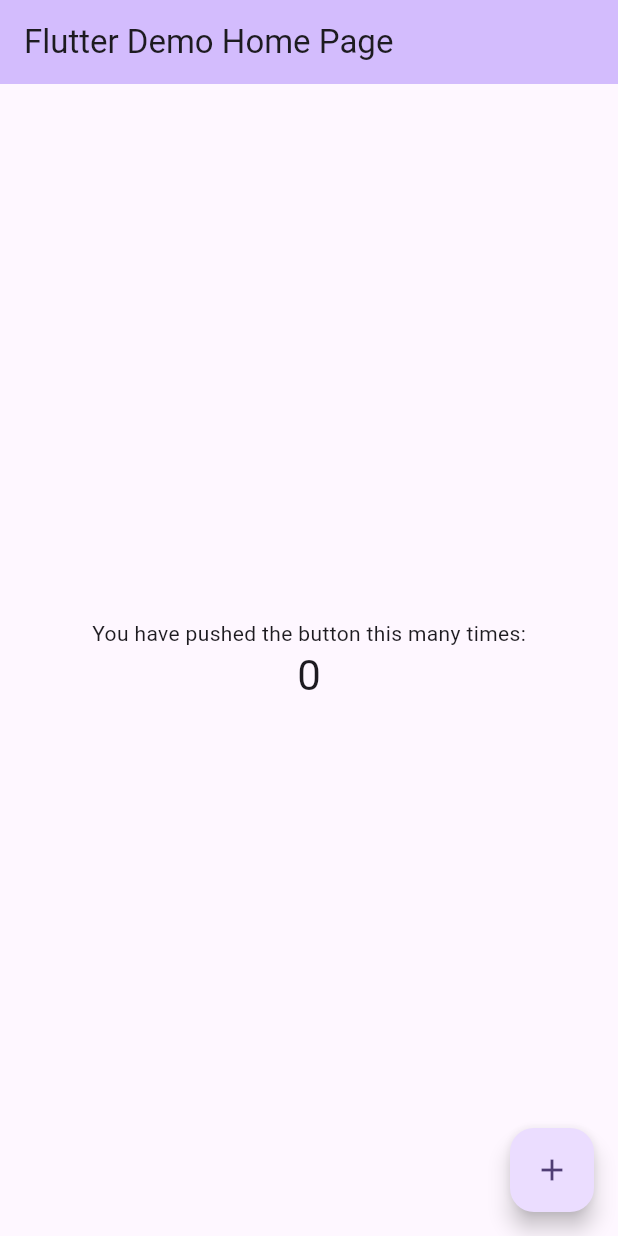
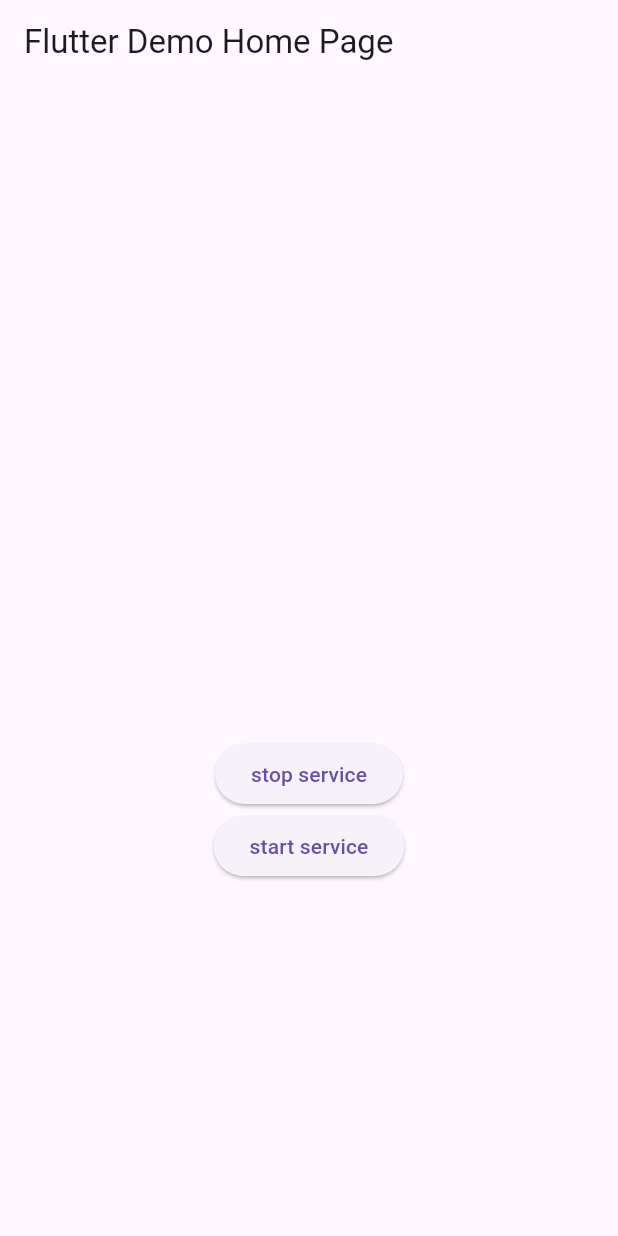
Before and after one commit to jzelAdmin2006/ios_background_demo, a Flutter app: the screen it shows after launch, on a phone screen of 412 x 824 dp. Run offline on Flutter 3.47's test engine with Material 3 defaults, Android fonts, the phone set to English and light mode, and no system bars; our stand-ins replace flutter_local_notifications; missing offline and left inert: flutter_background_service.

Commit message:
create demo

```diff
--- a/lib/main.dart
+++ b/lib/main.dart
@@ -1,7 +1,97 @@
+import 'dart:async';
+import 'dart:io';
+import 'dart:ui';
+
 import 'package:flutter/material.dart';
+import 'package:flutter_background_service/flutter_background_service.dart';
+import 'package:flutter_local_notifications/flutter_local_notifications.dart';
 
-void main() {
+
+
+final FlutterLocalNotificationsPlugin flutterLocalPlugin =FlutterLocalNotificationsPlugin();
+const AndroidNotificationChannel notificationChannel=AndroidNotificationChannel(
+    "coding is life foreground",
+    "coding is life foreground service",
+    description: "This is channel des....",
+    importance: Importance.high
+);
+
+
+void main() async{
+  WidgetsFlutterBinding.ensureInitialized();
+  await initservice();
   runApp(const MyApp());
+}
+
+Future<void> initservice()async{
+  var service=FlutterBackgroundService();
+  //set for ios
+  if(Platform.isIOS){
+    await flutterLocalPlugin.initialize(const InitializationSettings(
+        iOS: DarwinInitializationSettings()
+    ));
+  }
+
+  await flutterLocalPlugin.resolvePlatformSpecificImplementation<AndroidFlutterLocalNotificationsPlugin>()?.createNotificationChannel(notificationChannel);
+
+  //service init and start
+  await service.configure(
+      iosConfiguration: IosConfiguration(
+          onBackground: iosBackground,
+          onForeground: onStart
+      ),
+      androidConfiguration: AndroidConfiguration(
+          onStart: onStart,
+          autoStart: true,
+          isForegroundMode: true,
+          notificationChannelId: "coding is life",
+          initialNotificationTitle: "Coding is life",
+          initialNotificationContent: "Awsome Content",
+          foregroundServiceNotificationId: 90
+      )
+  );
+  service.startService();
+
+  //for ios enable background fetch from add capability inside background mode
+
+}
+
+//onstart method
+@pragma("vm:enry-point")
+void onStart(ServiceInstance service){
+  DartPluginRegistrant.ensureInitialized();
+
+  service.on("setAsForeground").listen((event) {
+    print("foreground ===============");
+  });
+
+  service.on("setAsBackground").listen((event) {
+    print("background ===============");
+  });
+
+  service.on("stopService").listen((event) {
+    service.stopSelf();
+  });
+
+  //display notification as service
+  Timer.periodic(const Duration(seconds: 2), (timer) {
+    flutterLocalPlugin.show(
+        90,
+        "Cool Service",
+        "Awsome ${DateTime.now()}",
+        const NotificationDetails(android:AndroidNotificationDetails("coding is life","coding is life service",ongoing: true,icon: "app_icon")));
+  });
+  print("Background service ${DateTime.now()}") ;
+
+}
+
+//iosbackground
+@pragma("vm:enry-point")
+Future<bool> iosBackground(ServiceInstance service)async{
+  WidgetsFlutterBinding.ensureInitialized();
+  DartPluginRegistrant.ensureInitialized();
+
+  return true;
 }
 
 class MyApp extends StatelessWidget {
@@ -13,23 +103,7 @@ class MyApp extends StatelessWidget {
     return MaterialApp(
       title: 'Flutter Demo',
       theme: ThemeData(
-        // This is the theme of your application.
-        //
-        // TRY THIS: Try running your application with "flutter run". You'll see
-        // the application has a purple toolbar. Then, without quitting the app,
-        // try changing the seedColor in the colorScheme below to Colors.green
-        // and then invoke "hot reload" (save your changes or press the "hot
-        // reload" button in a Flutter-supported IDE, or press "r" if you used
-        // the command line to start the app).
-        //
-        // Notice that the counter didn't reset back to zero; the application
-        // state is not lost during the reload. To reset the state, use hot
-        // restart instead.
-        //
-        // This works for code too, not just values: Most code changes can be
-        // tested with just a hot reload.
-        colorScheme: ColorScheme.fromSeed(seedColor: Colors.deepPurple),
-        useMaterial3: true,
+        primarySwatch: Colors.blue,
       ),
       home: const MyHomePage(title: 'Flutter Demo Home Page'),
     );
@@ -39,14 +113,6 @@ class MyApp extends StatelessWidget {
 class MyHomePage extends StatefulWidget {
   const MyHomePage({super.key, required this.title});
 
-  // This widget is the home page of your application. It is stateful, meaning
-  // that it has a State object (defined below) that contains fields that affect
-  // how it looks.
-
-  // This class is the configuration for the state. It holds the values (in this
-  // case the title) provided by the parent (in this case the App widget) and
-  // used by the build method of the State. Fields in a Widget subclass are
-  // always marked "final".
 
   final String title;
 
@@ -55,71 +121,27 @@ class MyHomePage extends StatefulWidget {
 }
 
 class _MyHomePageState extends State<MyHomePage> {
-  int _counter = 0;
-
-  void _incrementCounter() {
-    setState(() {
-      // This call to setState tells the Flutter framework that something has
-      // changed in this State, which causes it to rerun the build method below
-      // so that the display can reflect the updated values. If we changed
-      // _counter without calling setState(), then the build method would not be
-      // called again, and so nothing would appear to happen.
-      _counter++;
-    });
-  }
-
   @override
-  Widget build(BuildContext context) {
-    // This method is rerun every time setState is called, for instance as done
-    // by the _incrementCounter method above.
-    //
-    // The Flutter framework has been optimized to make rerunning build methods
-    // fast, so that you can just rebuild anything that needs updating rather
-    // than having to individually change instances of widgets.
-    return Scaffold(
+  Widget build(BuildContext context) {return Scaffold(
     appBar: AppBar(
-        // TRY THIS: Try changing the color here to a specific color (to
-        // Colors.amber, perhaps?) and trigger a hot reload to see the AppBar
-        // change color while the other colors stay the same.
-        backgroundColor: Theme.of(context).colorScheme.inversePrimary,
-        // Here we take the value from the MyHomePage object that was created by
-        // the App.build method, and use it to set our appbar title.
       title: Text(widget.title),
     ),
     body: Center(
-        // Center is a layout widget. It takes a single child and positions it
-        // in the middle of the parent.
       child: Column(
-          // Column is also a layout widget. It takes a list of children and
-          // arranges them vertically. By default, it sizes itself to fit its
-          // children horizontally, and tries to be as tall as its parent.
-          //
-          // Column has various properties to control how it sizes itself and
-          // how it positions its children. Here we use mainAxisAlignment to
-          // center the children vertically; the main axis here is the vertical
-          // axis because Columns are vertical (the cross axis would be
-          // horizontal).
-          //
-          // TRY THIS: Invoke "debug painting" (choose the "Toggle Debug Paint"
-          // action in the IDE, or press "p" in the console), to see the
-          // wireframe for each widget.
         mainAxisAlignment: MainAxisAlignment.center,
         children: <Widget>[
-            const Text(
-              'You have pushed the button this many times:',
-            ),
-            Text(
-              '$_counter',
-              style: Theme.of(context).textTheme.headlineMedium,
-            ),
+          //layout
+          const SizedBox(height: 200,),
+          ElevatedButton(onPressed: (){
+            FlutterBackgroundService().invoke("stopService");
+          }, child: const Text("stop service")),
+          ElevatedButton(onPressed: (){
+            FlutterBackgroundService().startService();
+          }, child: const Text("start service")),
         ],
       ),
     ),
-      floatingActionButton: FloatingActionButton(
-        onPressed: _incrementCounter,
-        tooltip: 'Increment',
-        child: const Icon(Icons.add),
-      ), // This trailing comma makes auto-formatting nicer for build methods.
+
   );
   }
 }
--- a/pubspec.yaml
+++ b/pubspec.yaml
@@ -35,6 +35,8 @@ dependencies:
   # The following adds the Cupertino Icons font to your application.
   # Use with the CupertinoIcons class for iOS style icons.
   cupertino_icons: ^1.0.8
+  flutter_background_service: ^5.0.10
+  flutter_local_notifications: ^17.2.3
 
 dev_dependencies:
   flutter_test:
```
Also changed, not shown: pubspec.lock, 2 other files. Lines whose indentation alone changed are shown as unchanged.
